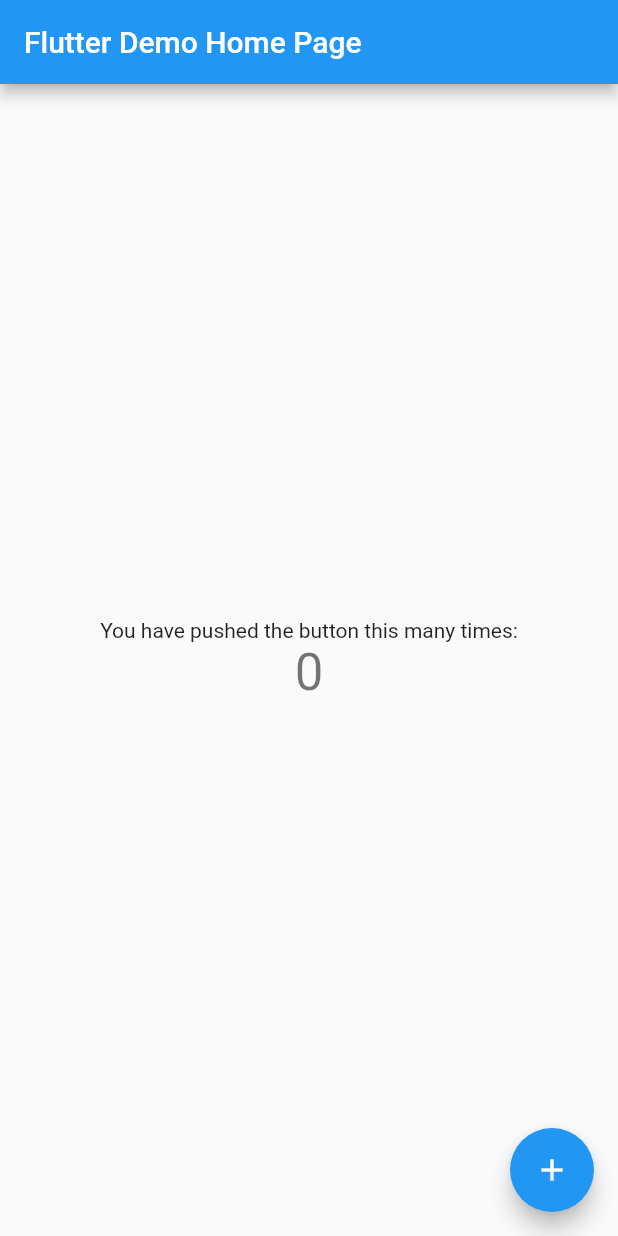
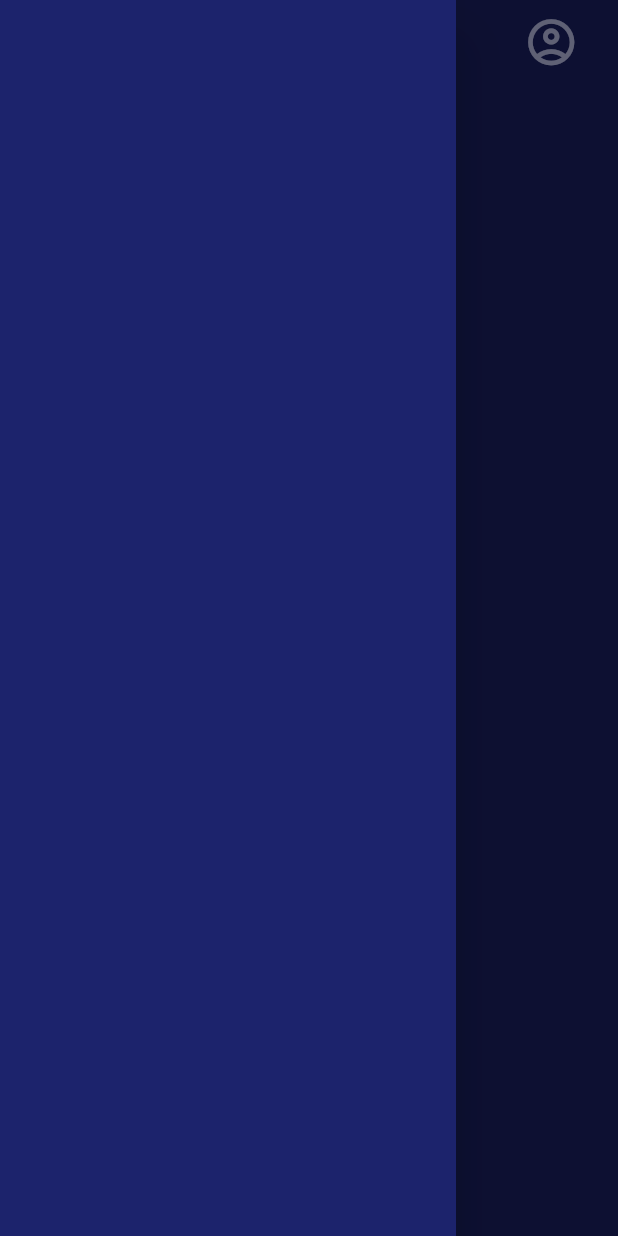
Before and after one commit to Kyrylo-Antoshkin/kyiv_quest, a Flutter app: the screen it shows after launch, with the side drawer open (before the commit the screen has no drawer), on a phone screen of 412 x 824 dp. Run offline on Flutter 3.47's test engine with Material 2 defaults, Android fonts, the phone set to English and light mode, and no system bars.

Commit message:
main main_opened

```diff
--- /dev/null
+++ b/lib/app/main_opened/main_opened.dart
@@ -0,0 +1,49 @@
+import 'package:flutter/material.dart';
+
+class MainOpened extends StatelessWidget {
+  const MainOpened({Key? key}) : super(key: key);
+
+  @override
+  Widget build(BuildContext context) {
+    return Scaffold(
+      backgroundColor: Theme.of(context).primaryColor,
+      appBar: AppBar(
+        iconTheme: IconThemeData(
+          color: Theme.of(context).iconTheme.color,
+            size: 37,
+        ),
+        leading: Builder(
+          builder: (context) {
+            return Padding(
+              padding: const EdgeInsets.only(left: 18.0),
+              child: IconButton(
+                onPressed: () => Scaffold.of(context).openDrawer(),
+                icon: const Icon(
+                  Icons.menu,
+                  size: 37,
+                ),
+              ),
+            );
+          }
+        ),
+        actions: [
+          Padding(
+            padding: const EdgeInsets.only(right: 18.0),
+            child: IconButton(
+              onPressed: () => debugPrint('Presed on account button'),
+              icon: const Icon(
+                Icons.account_circle_outlined,
+                size: 37,
+              ),
+            ),
+          ),
+        ],
+        backgroundColor: Theme.of(context).primaryColor,
+        elevation: 0,
+      ),
+      drawer: const Drawer(
+        backgroundColor: Color(0xff1C236C),
+      ),
+    );
+  }
+}
--- a/lib/main.dart
+++ b/lib/main.dart
@@ -1,107 +1,23 @@
 import 'package:flutter/material.dart';
+import 'app/main_opened/main_opened.dart';
 
 void main() {
-  runApp(const MyApp());
+  runApp(MyApp());
 }
 
 class MyApp extends StatelessWidget {
   const MyApp({Key? key}) : super(key: key);
-
   // This widget is the root of your application.
   @override
   Widget build(BuildContext context) {
     return MaterialApp(
-      title: 'Flutter Demo 1',
       theme: ThemeData(
-        // is not restarted.
-        primarySwatch: Colors.blue,
+        primaryColor: const Color(0xff1C236C),
+        iconTheme: const IconThemeData(
+          color: Color(0xffD0D4FF),
+        ),
       ),
-      home: const MyHomePage(title: 'Flutter Demo Home Page'),
+      home: MainOpened(),
     );
   }
 }
-
-class MyHomePage extends StatefulWidget {
-  const MyHomePage({Key? key, required this.title}) : super(key: key);
-
-  // This widget is the home page of your application. It is stateful, meaning
-  // that it has a State object (defined below) that contains fields that affect
-  // how it looks.
-
-  // This class is the configuration for the state. It holds the values (in this
-  // case the title) provided by the parent (in this case the App widget) and
-  // used by the build method of the State. Fields in a Widget subclass are
-  // always marked "final".
-
-  final String title;
-
-  @override
-  State<MyHomePage> createState() => _MyHomePageState();
-}
-
-class _MyHomePageState extends State<MyHomePage> {
-  int _counter = 0;
-
-  void _incrementCounter() {
-    setState(() {
-      // This call to setState tells the Flutter framework that something has
-      // changed in this State, which causes it to rerun the build method below
-      // so that the display can reflect the updated values. If we changed
-      // _counter without calling setState(), then the build method would not be
-      // called again, and so nothing would appear to happen.
-      _counter++;
-    });
-  }
-
-  @override
-  Widget build(BuildContext context) {
-    // This method is rerun every time setState is called, for instance as done
-    // by the _incrementCounter method above.
-    //
-    // The Flutter framework has been optimized to make rerunning build methods
-    // fast, so that you can just rebuild anything that needs updating rather
-    // than having to individually change instances of widgets.
-    return Scaffold(
-      appBar: AppBar(
-        // Here we take the value from the MyHomePage object that was created by
-        // the App.build method, and use it to set our appbar title.
-        title: Text(widget.title),
-      ),
-      body: Center(
-        // Center is a layout widget. It takes a single child and positions it
-        // in the middle of the parent.
-        child: Column(
-          // Column is also a layout widget. It takes a list of children and
-          // arranges them vertically. By default, it sizes itself to fit its
-          // children horizontally, and tries to be as tall as its parent.
-          //
-          // Invoke "debug painting" (press "p" in the console, choose the
-          // "Toggle Debug Paint" action from the Flutter Inspector in Android
-          // Studio, or the "Toggle Debug Paint" command in Visual Studio Code)
-          // to see the wireframe for each widget.
-          //
-          // Column has various properties to control how it sizes itself and
-          // how it positions its children. Here we use mainAxisAlignment to
-          // center the children vertically; the main axis here is the vertical
-          // axis because Columns are vertical (the cross axis would be
-          // horizontal).
-          mainAxisAlignment: MainAxisAlignment.center,
-          children: <Widget>[
-            const Text(
-              'You have pushed the button this many times:',
-            ),
-            Text(
-              '$_counter',
-              style: Theme.of(context).textTheme.headline4,
-            ),
-          ],
-        ),
-      ),
-      floatingActionButton: FloatingActionButton(
-        onPressed: _incrementCounter,
-        tooltip: 'Increment',
-        child: const Icon(Icons.add),
-      ), // This trailing comma makes auto-formatting nicer for build methods.
-    );
-  }
-}
```
